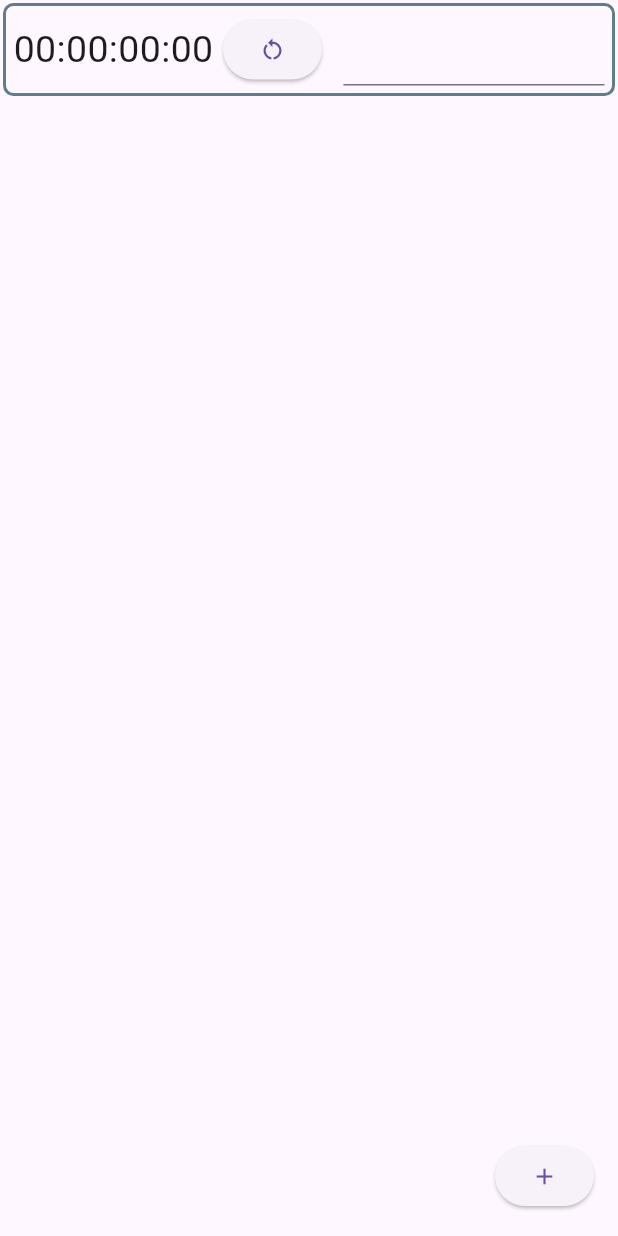
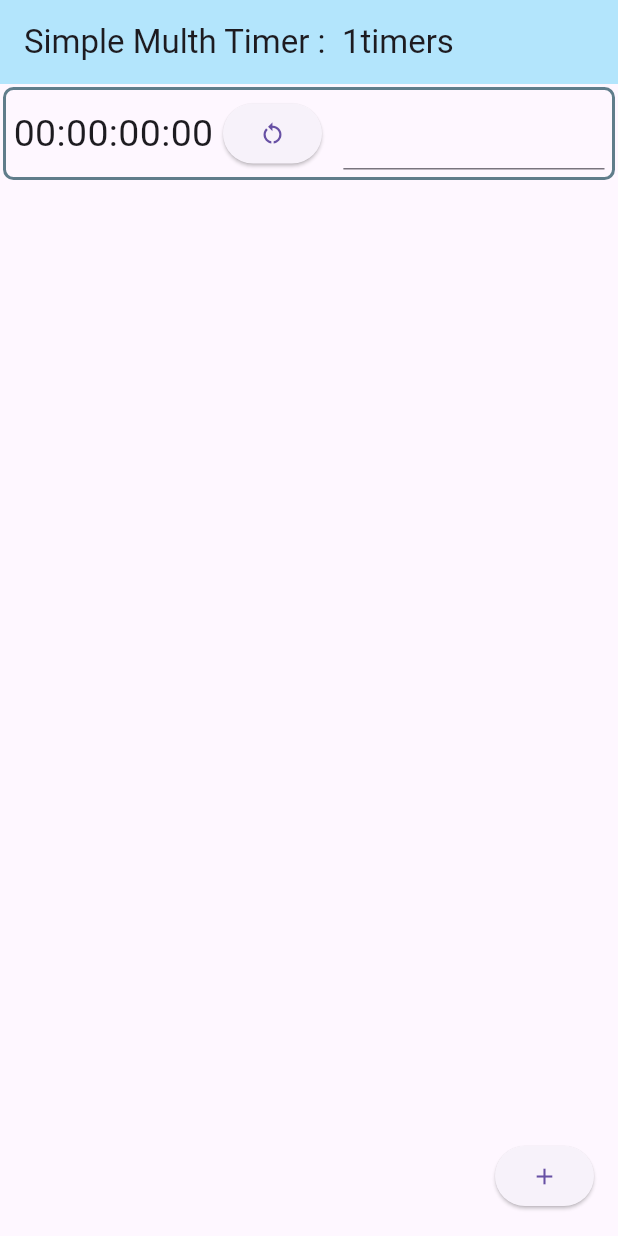
Before and after one commit to MasakiNiwa/SimpleMultiStopwatch, a Flutter app: the screen it shows after launch, after a tap on the "add" icon, on a phone screen of 412 x 824 dp. Run offline on Flutter 3.47's test engine with Material 3 defaults, Android fonts, the phone set to English and light mode, and no system bars.

Commit message:
タイマーの表示をListViewとDismissibleに変更(タイマーが初期化される不具合あり)

```diff
--- a/lib/main.dart
+++ b/lib/main.dart
@@ -26,19 +26,31 @@ class MyHomePage extends StatefulWidget {
 class _MyHomePageState extends State<MyHomePage> {
   List<Widget> timers = [];
   void addTimer() {
-    timers.add(
-        Dismissible(key: Key(timers.toString()), child: const FocusTimer()));
+    timers.add(const FocusTimer());
     setState(() {});
   }
 
   @override
   Widget build(BuildContext context) {
     return Scaffold(
-      body: Center(
-        child: Column(
-          children: timers,
-        ),
+      appBar: AppBar(
+        title: Text(
+            'Simple Multh Timer :  ' + timers.length.toString() + 'timers'),
+        backgroundColor: Colors.lightBlue[100],
       ),
+      body: ListView.builder(
+          itemCount: timers.length,
+          itemBuilder: (BuildContext context, int index) {
+            return Dismissible(
+              key: Key(timers.toString()),
+              onDismissed: (direction) {
+                setState(() {
+                  timers.removeAt(index);
+                });
+              },
+              child: timers[index],
+            );
+          }),
       floatingActionButton:
           ElevatedButton(onPressed: addTimer, child: const Icon(Icons.add)),
     );
```
